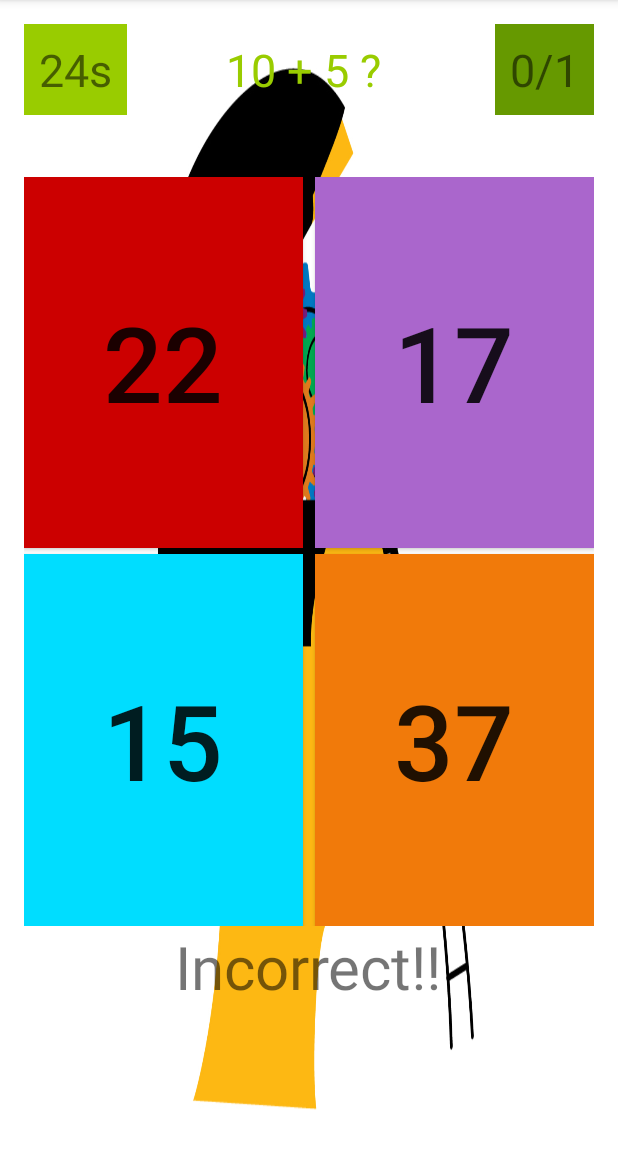
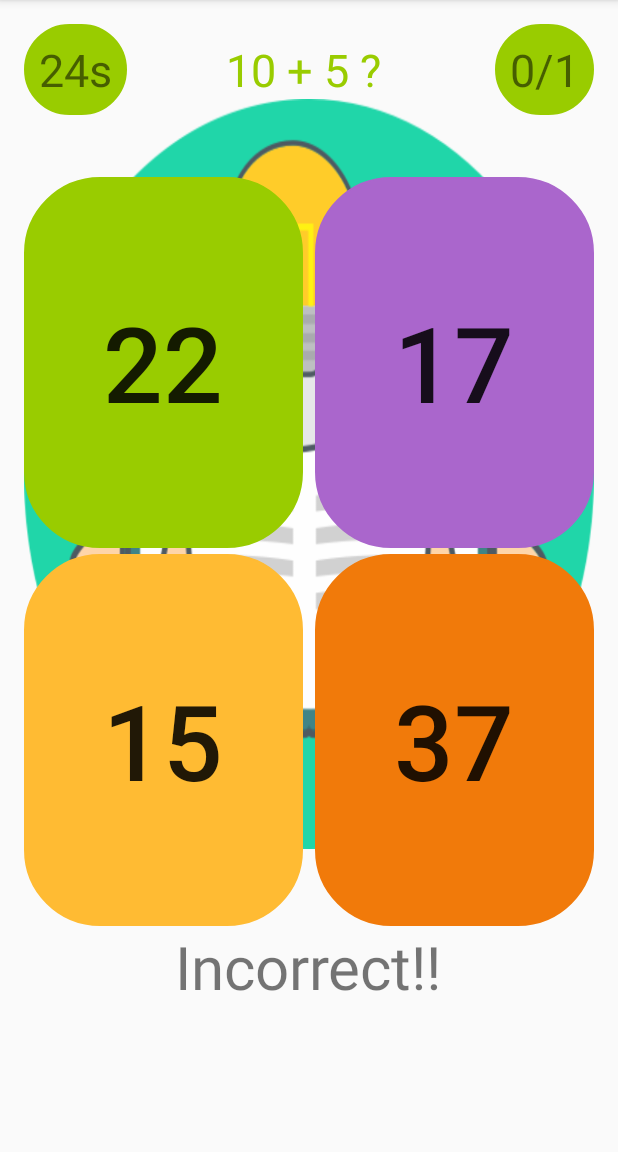
Before and after one commit to AnmoLSin/acadproject, an Android app: the screen it shows after launch (MainActivity), after a tap on an icon or button, on a phone screen of 412 x 824 dp, the part 84-1236 px from its top. Run offline under Robolectric (Android 15) with nearby library versions, the phone set to English and light mode, and no system bars; 1 other tap on this screen came first.

Commit message:
project android

```diff
--- a/app/src/main/AndroidManifest.xml
+++ b/app/src/main/AndroidManifest.xml
@@ -6,7 +6,6 @@
         android:allowBackup="true"
         android:icon="@mipmap/ic_launcher"
         android:label="@string/app_name"
-        android:roundIcon="@mipmap/ic_launcher_round"
         android:supportsRtl="true"
         android:theme="@style/AppTheme">
         <activity android:name=".splash_screen">
@@ -17,6 +16,6 @@
             </intent-filter>
         </activity>
         <activity android:name=".MainActivity"></activity>
+        <activity android:name=".Main3Activity"></activity>
     </application>
-
 </manifest>
--- a/app/src/main/java/com/example/hp/quizappacad/MainActivity.java
+++ b/app/src/main/java/com/example/hp/quizappacad/MainActivity.java
@@ -1,19 +1,27 @@
 package com.example.hp.quizappacad;
 
+import android.content.Intent;
+import android.database.sqlite.SQLiteDatabase;
 import android.os.CountDownTimer;
 import android.support.v7.app.AppCompatActivity;
 import android.os.Bundle;
+import android.util.Log;
 import android.view.View;
 import android.widget.Button;
 import android.widget.RelativeLayout;
 import android.widget.TextView;
+import android.widget.Toast;
 
+import java.text.SimpleDateFormat;
 import java.util.ArrayList;
+import java.util.Date;
 import java.util.Random;
 
+import static android.view.View.VISIBLE;
+
 public class MainActivity extends AppCompatActivity {
-
-    Button start, button0, button1, button2, button3, playAgain;
+    Button start, button0, button1, button2, button3, playAgain,buttonji;
+    int n=0;
     TextView qtion, timer;
     TextView result;
     TextView pointsText;
@@ -30,10 +38,10 @@ public class MainActivity extends AppCompatActivity {
         pointsText.setText("0/0");
         result.setText("");
         playAgain.setVisibility(View.INVISIBLE);
-
+        buttonji.setVisibility(View.INVISIBLE);
         generate();
 
-        new CountDownTimer(30100, 1000){
+        new CountDownTimer(30000, 1000){
 
             @Override
             public void onTick(long millisUntilFinished) {
@@ -42,12 +50,35 @@ public class MainActivity extends AppCompatActivity {
 
             @Override
             public void onFinish() {
-                playAgain.setVisibility(View.VISIBLE);
+                playAgain.setVisibility(VISIBLE);
+                buttonji.setVisibility(VISIBLE);
                 timer.setText("0s");
+                data(score,numberOfQuestions);
                 result.setText("Your Score: " + Integer.toString(score) + "/" + Integer.toString(numberOfQuestions));
             }
         }.start();
     }
+
+    public void data(int score,int numberOfQuestions)
+    {
+        if(n<=0) {
+            try {
+                SQLiteDatabase db;
+                db = this.openOrCreateDatabase("notesDBB", MODE_PRIVATE, null);
+                db.execSQL("create table if not exists list1 (corr VARCHAR,incorr VARCHAR,scor VARCHAR,per VARCHAR,tot VARCHAR)");
+                //String date = new SimpleDateFormat("yyyy-MM-dd").format(new Date());
+                int p=(score*100)/numberOfQuestions;
+                int s=numberOfQuestions-score;
+                db.execSQL("insert into list1 values('" + score + "','" + s + "','" + score + "','" + p + "','" + numberOfQuestions + "')");
+                Log.i("notes", "Success");
+                Toast.makeText(getApplicationContext(), "Data Updated successfully", Toast.LENGTH_SHORT).show();
+            } catch (Exception e) {
+                e.printStackTrace();
+            }
+        }
+        n++;
+    }
+
 
     public void generate(){
         Random rand = new Random();
@@ -94,9 +125,15 @@ public class MainActivity extends AppCompatActivity {
 
     }
 
+    public void onClick(View v) {
+        Log.d("ButtonState","Button Clicked");
+        Intent intent = new Intent(MainActivity.this, Main3Activity.class);
+        startActivity(intent);
+    }
+
     public void start(View view){
         start.setVisibility(View.INVISIBLE);
-        layout.setVisibility(View.VISIBLE);
+        layout.setVisibility(VISIBLE);
         playAgain(playAgain);
     }
 
@@ -107,6 +144,7 @@ public class MainActivity extends AppCompatActivity {
 
         start = (Button)findViewById(R.id.start);
         qtion = (TextView)findViewById(R.id.qtion);
+        buttonji=(Button)findViewById(R.id.buttonji);
         button0 = (Button)findViewById(R.id.button0);
         button1 = (Button)findViewById(R.id.button1);
         button2 = (Button)findViewById(R.id.button2);
--- /dev/null
+++ b/app/src/main/res/drawable/ic_android_black_24dp.xml
@@ -0,0 +1,9 @@
+<?xml version="1.0" encoding="utf-8"?>
+<shape xmlns:android="http://schemas.android.com/apk/res/android"
+    android:padding="16dp"
+    android:shape="rectangle">
+    <stroke
+        android:width="1dp"
+        android:color="@android:color/black" />
+    <corners android:radius="50dp" />
+</shape>
--- a/app/src/main/res/layout/activity_main.xml
+++ b/app/src/main/res/layout/activity_main.xml
@@ -1,16 +1,26 @@
 <?xml version="1.0" encoding="utf-8"?>
 <RelativeLayout xmlns:android="http://schemas.android.com/apk/res/android"
     xmlns:tools="http://schemas.android.com/tools"
+    xmlns:app="http://schemas.android.com/apk/res-auto"
     android:id="@+id/activity_main"
-    android:layout_width="match_parent"
-    android:layout_height="match_parent"
+    android:layout_width="wrap_content"
+    android:layout_height="wrap_content"
     android:paddingBottom="16dp"
     android:paddingLeft="16dp"
     android:paddingRight="16dp"
     android:paddingTop="16dp"
-    android:background="@drawable/d"
     tools:context="com.example.hp.quizappacad.MainActivity">
 
+    <ImageView
+        android:layout_width="500dp"
+        android:layout_height="500dp"
+        android:layout_marginBottom="50dp"
+        android:layout_marginTop="50dp"
+        android:background="@drawable/h"
+        app:layout_constraintBottom_toBottomOf="parent"
+        app:layout_constraintEnd_toEndOf="parent"
+        app:layout_constraintStart_toStartOf="parent"
+        app:layout_constraintTop_toTopOf="parent" />
     <RelativeLayout
         android:layout_width="match_parent"
         android:layout_height="match_parent"
@@ -40,7 +50,8 @@
                 android:tag="0"
                 android:id="@+id/button0"
                 android:textSize="70sp"
-                android:background="@android:color/holo_red_dark"
+                android:background="@drawable/ic_android_black_24dp"
+                android:backgroundTint="@android:color/holo_green_light"
                 android:onClick="chooseAnswer" />
 
             <Button
@@ -56,7 +67,8 @@
                 android:tag="2"
                 android:id="@+id/button2"
                 android:textSize="70sp"
-                android:background="@android:color/holo_blue_bright"
+                android:background="@drawable/ic_android_black_24dp"
+                android:backgroundTint="@android:color/holo_orange_light"
                 android:onClick="chooseAnswer" />
 
             <Button
@@ -72,7 +84,8 @@
                 android:tag="3"
                 android:id="@+id/button3"
                 android:textSize="70sp"
-                android:background="?android:attr/colorFocusedHighlight"
+                android:background="@drawable/ic_android_black_24dp"
+                android:backgroundTint="?android:attr/colorFocusedHighlight"
                 android:onClick="chooseAnswer" />
 
             <Button
@@ -89,7 +102,8 @@
                 android:tag="1"
                 android:id="@+id/button1"
                 android:textSize="70sp"
-                android:background="@android:color/holo_purple"
+                android:backgroundTint="@android:color/holo_purple"
+                android:background="@drawable/ic_android_black_24dp"
                 android:onClick="chooseAnswer" />
         </GridLayout>
 
@@ -123,7 +137,8 @@
             android:id="@+id/points"
             android:textSize="30sp"
             android:padding="10dp"
-            android:background="@android:color/holo_green_dark" />
+            android:background="@drawable/ic_android_black_24dp"
+            android:backgroundTint="@android:color/holo_green_light"/>
 
         <TextView
             android:text="30s"
@@ -134,7 +149,8 @@
             android:layout_alignParentStart="true"
             android:id="@+id/timer"
             android:textSize="30sp"
-            android:background="@android:color/holo_green_light"
+            android:background="@drawable/ic_android_black_24dp"
+            android:backgroundTint="@android:color/holo_green_light"
             android:padding="10dp" />
 
         <Button
@@ -143,6 +159,7 @@
             android:layout_height="wrap_content"
             android:id="@+id/playAgain"
             android:onClick="playAgain"
+            android:background="@drawable/ic_android_black_24dp"
             android:visibility="invisible"
             android:layout_alignParentBottom="true"
             android:layout_alignRight="@+id/qtion"
@@ -159,10 +176,27 @@
         android:textStyle="italic"
         android:textSize="60sp"
         android:padding="20dp"
-        android:background="@android:color/holo_orange_dark"
+        android:background="@drawable/ic_android_black_24dp"
+        android:backgroundTint="@android:color/holo_blue_bright"
         android:onClick="start"
         android:visibility="visible"
         android:layout_centerVertical="true"
         android:layout_centerHorizontal="true" />
 
+    <Button
+        android:id="@+id/buttonji"
+        android:layout_width="wrap_content"
+        android:layout_height="wrap_content"
+        android:layout_alignParentBottom="true"
+        android:layout_alignParentStart="true"
+        android:layout_marginBottom="3dp"
+        android:layout_marginStart="3dp"
+        android:onClick="onClick"
+        android:visibility="invisible"
+        android:background="@drawable/ic_android_black_24dp"
+        android:text="Button"
+        tools:ignore="NotSibling"
+        android:layout_alignParentLeft="true"
+        android:layout_marginLeft="33dp" />
+
 </RelativeLayout>
--- a/build.gradle
+++ b/build.gradle
@@ -7,7 +7,7 @@ buildscript {
         jcenter()
     }
     dependencies {
-        classpath 'com.android.tools.build:gradle:3.0.1'
+        classpath 'com.android.tools.build:gradle:3.1.3'
 
 
         // NOTE: Do not place your application dependencies here; they belong
```
Also changed, not shown: app/src/main/java/com/example/hp/quizappacad/Main3Activity.java (added, +57 -0 lines), app/src/main/res/layout/activity_main3.xml (added, +17 -0 lines), app/src/main/res/drawable/h.png (added), app/src/main/res/drawable/l.png (added), app/src/main/res/drawable/r.jpg (added), app/src/main/res/drawable/x.png (added), app/src/main/res/drawable/z.png (added), gradle/wrapper/gradle-wrapper.properties.
